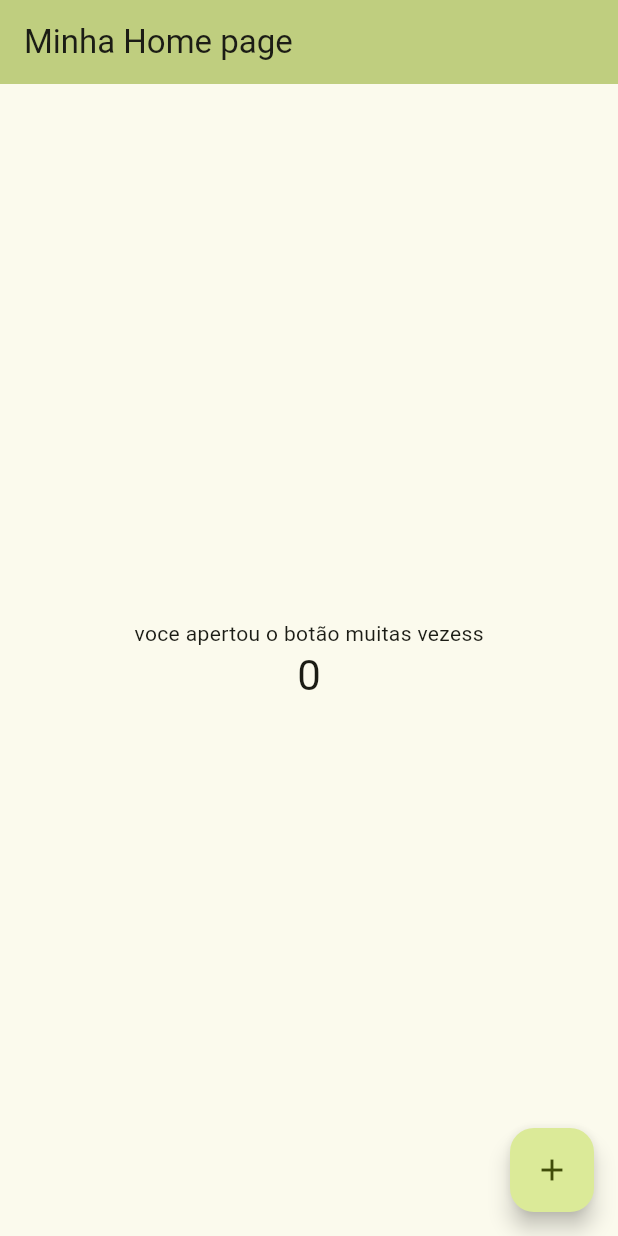
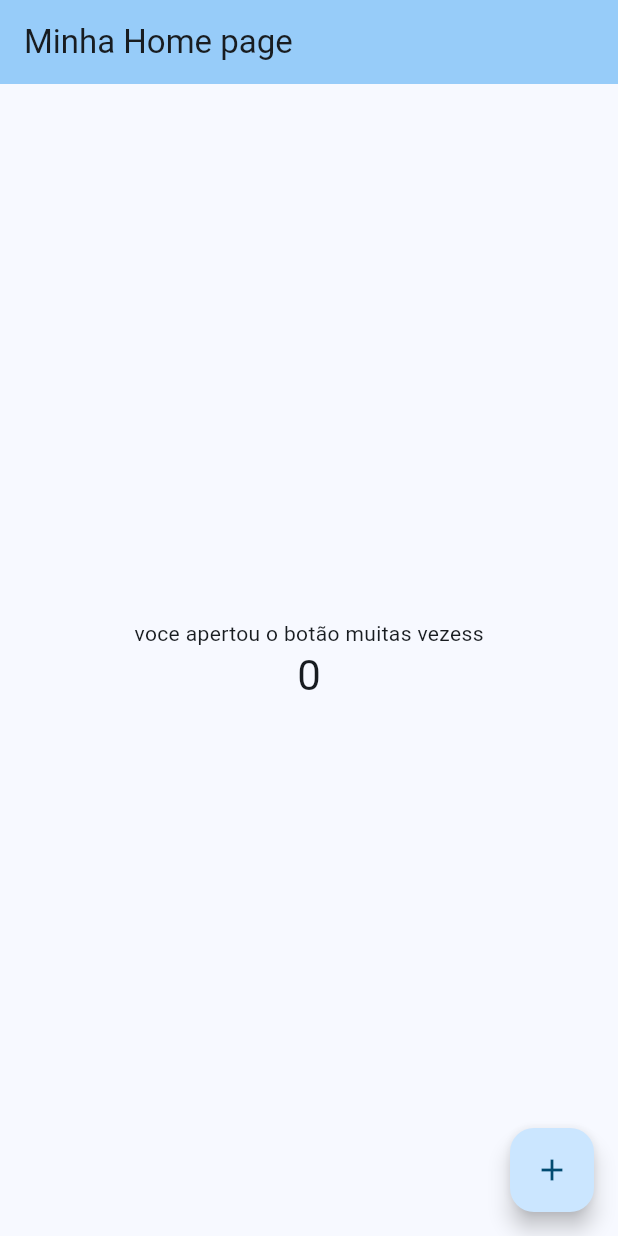
Before and after one commit to VidaRealDoKim/AtividadeEntregaFlutter, a Flutter app: the screen it shows after launch, on a phone screen of 412 x 824 dp. Run offline on Flutter 3.47's test engine with Material 3 defaults, Android fonts, the phone set to English and light mode, and no system bars.

Commit message:
alteração azul

```diff
--- a/lib/main.dart
+++ b/lib/main.dart
@@ -19,7 +19,7 @@ class MyApp extends StatelessWidget {
       theme: ThemeData(
         // Define as cores do app com base em uma cor-semente
         colorScheme: ColorScheme.fromSeed(
-          seedColor: const Color.fromARGB(255, 217, 255, 0), // Cor base azul escuro
+          seedColor: const Color.fromARGB(255, 0, 174, 255), // Cor base azul escuro
         ),
       ),
       // Define a tela inicial do app como MyHomePage, passando um título
```
